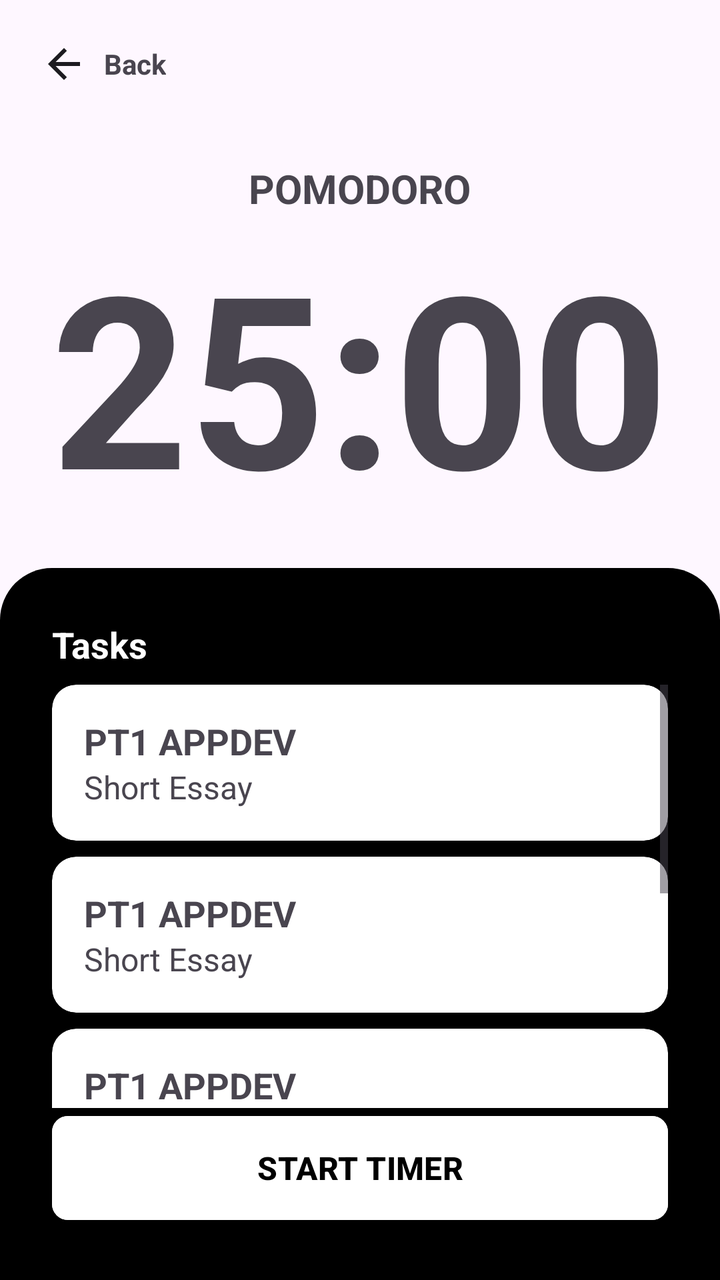
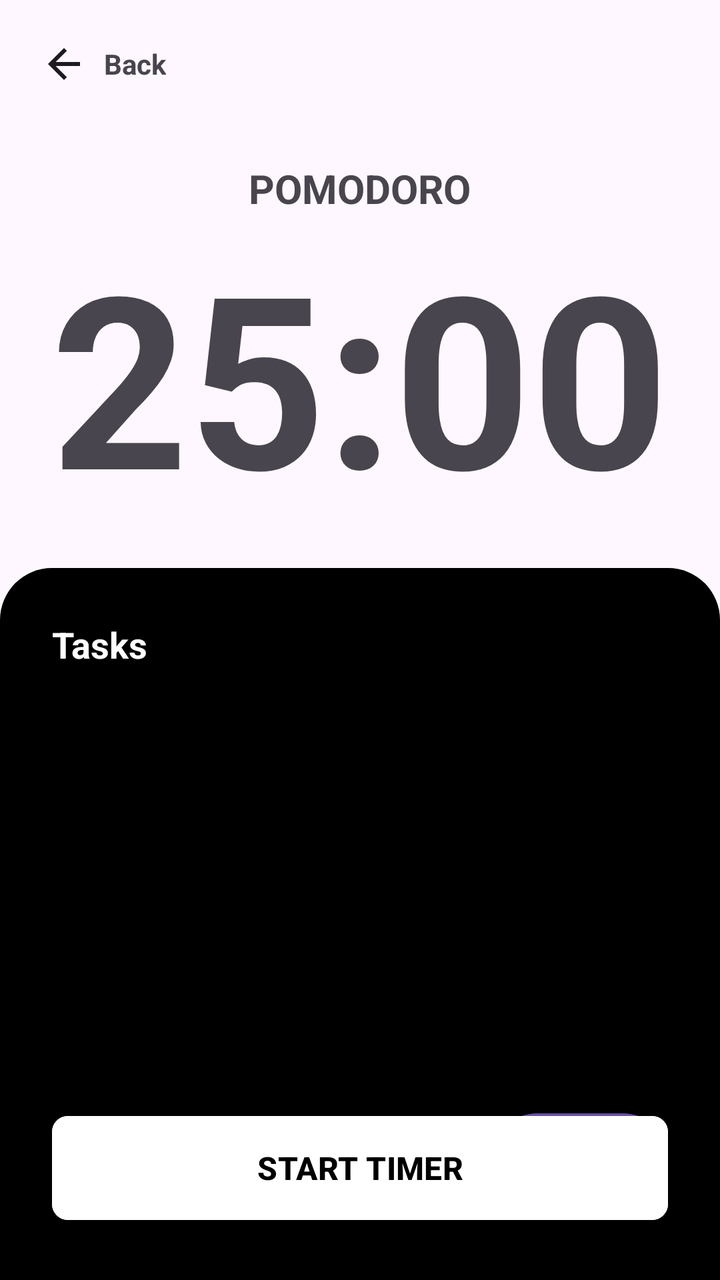

Before-and-after screenshots of an Android layout around one commit, followed by the original layout XML and the change that was made.
<!-- AndroidManifest.xml: application theme Theme.Syncly -->
<!-- res/layout/activity_pomodoro.xml -->
<?xml version="1.0" encoding="utf-8"?>
<LinearLayout xmlns:android="http://schemas.android.com/apk/res/android"
    xmlns:app="http://schemas.android.com/apk/res-auto"
    xmlns:tools="http://schemas.android.com/tools"
    android:id="@+id/main"
    android:layout_width="match_parent"
    android:layout_height="match_parent"
    android:orientation="vertical"
    tools:context=".activities.Pomodoro">
    <LinearLayout
        android:layout_width="wrap_content"
        android:layout_height="wrap_content"
        android:orientation="horizontal"
        android:gravity="center"
        android:layout_margin="20dp"
        android:id="@+id/backBtn">
        <ImageView
            android:layout_width="wrap_content"
            android:layout_height="wrap_content"
            android:src="@drawable/icon_arrow_back"
            android:layout_marginRight="8dp"/>
        <TextView
            android:layout_width="wrap_content"
            android:layout_height="wrap_content"
            android:text="Back"
            android:textStyle="bold"
            />
    </LinearLayout>
    <LinearLayout
        android:layout_width="match_parent"
        android:layout_height="220dp"
        android:orientation="vertical"
        android:gravity="center"
        >

        <TextView
            android:layout_width="wrap_content"
            android:layout_height="wrap_content"
            android:text="POMODORO"
            android:textStyle="bold"
            android:textSize="20dp"
            />
        <TextView
            android:layout_width="wrap_content"
            android:layout_height="wrap_content"
            android:text="25:00"
            android:textStyle="bold"
            android:textSize="120dp"
            />

    </LinearLayout>
    <RelativeLayout
        android:layout_width="match_parent"
        android:layout_height="match_parent"
        android:background="@drawable/bg_rounded_top_black"
        android:padding="26dp"
        >
        <TextView
            android:layout_width="wrap_content"
            android:layout_height="wrap_content"
            android:text="Tasks"
            android:textColor="@color/white"
            android:textSize="18dp"
            android:textStyle="bold"
            android:id="@+id/title"
            />
        <ScrollView
            android:layout_width="match_parent"
            android:layout_height="match_parent"
            android:layout_below="@id/title"
            android:layout_above="@id/btn"
            android:layout_marginTop="8dp">
            <LinearLayout
                android:layout_width="match_parent"
                android:layout_height="wrap_content"
                android:orientation="vertical">
                <androidx.cardview.widget.CardView
                    android:layout_width="match_parent"
                    android:layout_height="wrap_content"
                    app:cardCornerRadius="12dp"
                    android:layout_marginBottom="8dp"
                    >
                    <LinearLayout
                        android:layout_width="match_parent"
                        android:layout_height="wrap_content"
                        android:orientation="vertical"
                        android:padding="16dp">
                        <TextView
                            android:layout_width="wrap_content"
                            android:layout_height="wrap_content"
                            android:text="PT1 APPDEV"
                            android:textStyle="bold"
                            android:textSize="18dp"
                            />
                        <TextView
                            android:layout_width="wrap_content"
                            android:layout_height="wrap_content"
                            android:text="Short Essay"
                            android:textSize="16dp"
                            />
                    </LinearLayout>
                </androidx.cardview.widget.CardView>
                <androidx.cardview.widget.CardView
                    android:layout_width="match_parent"
                    android:layout_height="wrap_content"
                    app:cardCornerRadius="12dp"
                    android:layout_marginBottom="8dp"
                    >
                    <LinearLayout
                        android:layout_width="match_parent"
                        android:layout_height="wrap_content"
                        android:orientation="vertical"
                        android:padding="16dp">
                        <TextView
                            android:layout_width="wrap_content"
                            android:layout_height="wrap_content"
                            android:text="PT1 APPDEV"
                            android:textStyle="bold"
                            android:textSize="18dp"
                            />
                        <TextView
                            android:layout_width="wrap_content"
                            android:layout_height="wrap_content"
                            android:text="Short Essay"
                            android:textSize="16dp"
                            />
                    </LinearLayout>
                </androidx.cardview.widget.CardView>
                <androidx.cardview.widget.CardView
                android:layout_width="match_parent"
                android:layout_height="wrap_content"
                app:cardCornerRadius="12dp"
                android:layout_marginBottom="8dp"
                >
                    <LinearLayout
                        android:layout_width="match_parent"
                        android:layout_height="wrap_content"
                        android:orientation="vertical"
                        android:padding="16dp">
                        <TextView
                            android:layout_width="wrap_content"
                            android:layout_height="wrap_content"
                            android:text="PT1 APPDEV"
                            android:textStyle="bold"
                            android:textSize="18dp"
                            />
                        <TextView
                            android:layout_width="wrap_content"
                            android:layout_height="wrap_content"
                            android:text="Short Essay"
                            android:textSize="16dp"
                            />
                    </LinearLayout>
                </androidx.cardview.widget.CardView>
                <androidx.cardview.widget.CardView
                android:layout_width="match_parent"
                android:layout_height="wrap_content"
                app:cardCornerRadius="12dp"
                android:layout_marginBottom="8dp"
                >
                    <LinearLayout
                        android:layout_width="match_parent"
                        android:layout_height="wrap_content"
                        android:orientation="vertical"
                        android:padding="16dp">
                        <TextView
                            android:layout_width="wrap_content"
                            android:layout_height="wrap_content"
                            android:text="PT1 APPDEV"
                            android:textStyle="bold"
                            android:textSize="18dp"
                            />
                        <TextView
                            android:layout_width="wrap_content"
                            android:layout_height="wrap_content"
                            android:text="Short Essay"
                            android:textSize="16dp"
                            />
                    </LinearLayout>
                </androidx.cardview.widget.CardView>
                <androidx.cardview.widget.CardView
                    android:layout_width="match_parent"
                    android:layout_height="wrap_content"
                    app:cardCornerRadius="12dp"
                    android:layout_marginBottom="8dp"
                    >
                    <LinearLayout
                        android:layout_width="match_parent"
                        android:layout_height="wrap_content"
                        android:orientation="vertical"
                        android:padding="16dp">
                        <TextView
                            android:layout_width="wrap_content"
                            android:layout_height="wrap_content"
                            android:text="PT1 APPDEV"
                            android:textStyle="bold"
                            android:textSize="18dp"
                            />
                        <TextView
                            android:layout_width="wrap_content"
                            android:layout_height="wrap_content"
                            android:text="Short Essay"
                            android:textSize="16dp"
                            />
                    </LinearLayout>
                </androidx.cardview.widget.CardView>
            </LinearLayout>
        </ScrollView>

        <com.google.android.material.button.MaterialButton
            android:layout_width="match_parent"
            android:layout_height="60dp"
            app:cornerRadius="8dp"
            android:text="START TIMER"
            android:backgroundTint="@color/white"
            android:textColor="@color/black"
            android:textStyle="bold"
            android:textSize="16dp"
            android:layout_alignParentBottom="true"
            android:id="@+id/btn"/>

    </RelativeLayout>
</LinearLayout>
<!-- resources referenced by this layout -->
<resources>
  <color name="black">#FF000000</color>
  <color name="white">#FFFFFFFF</color>
  <!-- drawable bg_rounded_top_black (drawable) -->
  <?xml version="1.0" encoding="utf-8"?>
  <shape xmlns:android="http://schemas.android.com/apk/res/android"
      android:shape="rectangle">
  
      <solid android:color="@color/black"/>
      <corners
          android:topLeftRadius="26dp"
          android:topRightRadius="26dp"
          android:bottomLeftRadius="0dp"
          android:bottomRightRadius="0dp"/>
  
  </shape>
  <!-- drawable icon_arrow_back (drawable) -->
  <vector xmlns:android="http://schemas.android.com/apk/res/android"
      android:width="24dp"
      android:height="24dp"
      android:viewportWidth="24"
      android:viewportHeight="24">
    <path
        android:pathData="M7.825,13L13.425,18.6L12,20L4,12L12,4L13.425,5.4L7.825,11H20V13H7.825Z"
        android:fillColor="#1D1B20"/>
  </vector>
  <style name="Theme.Syncly" parent="Base.Theme.Syncly" />
  <style name="Base.Theme.Syncly" parent="Theme.Material3.DayNight.NoActionBar">
          
          
      </style>
</resources>

<!-- the commit's change to res/layout/activity_pomodoro.xml (unified diff, before → after) -->
@@ -64,149 +64,27 @@
             android:textStyle="bold"
             android:id="@+id/title"
             />
-        <ScrollView
+        <androidx.recyclerview.widget.RecyclerView
             android:layout_width="match_parent"
             android:layout_height="match_parent"
             android:layout_below="@id/title"
-            android:layout_above="@id/btn"
-            android:layout_marginTop="8dp">
-            <LinearLayout
-                android:layout_width="match_parent"
+            android:layout_above="@id/startBtnz"
+            android:id="@+id/recyclerView"
+            android:layout_marginTop="8dp"/>
+
+            <Button
+                android:layout_width="wrap_content"
                 android:layout_height="wrap_content"
-                android:orientation="vertical">
-                <androidx.cardview.widget.CardView
-                    android:layout_width="match_parent"
-                    android:layout_height="wrap_content"
-                    app:cardCornerRadius="12dp"
-                    android:layout_marginBottom="8dp"
-                    >
-                    <LinearLayout
-                        android:layout_width="match_parent"
-                        android:layout_height="wrap_content"
-                        android:orientation="vertical"
-                        android:padding="16dp">
-                        <TextView
-                            android:layout_width="wrap_content"
-                            android:layout_height="wrap_content"
-                            android:text="PT1 APPDEV"
-                            android:textStyle="bold"
-                            android:textSize="18dp"
-                            />
-                        <TextView
-                            android:layout_width="wrap_content"
-                            android:layout_height="wrap_content"
-                            android:text="Short Essay"
-                            android:textSize="16dp"
-                            />
-                    </LinearLayout>
-                </androidx.cardview.widget.CardView>
-                <androidx.cardview.widget.CardView
-                    android:layout_width="match_parent"
-                    android:layout_height="wrap_content"
-                    app:cardCornerRadius="12dp"
-                    android:layout_marginBottom="8dp"
-                    >
-                    <LinearLayout
-                        android:layout_width="match_parent"
-                        android:layout_height="wrap_content"
-                        android:orientation="vertical"
-                        android:padding="16dp">
-                        <TextView
-                            android:layout_width="wrap_content"
-                            android:layout_height="wrap_content"
-                            android:text="PT1 APPDEV"
-                            android:textStyle="bold"
-                            android:textSize="18dp"
-                            />
-                        <TextView
-                            android:layout_width="wrap_content"
-                            android:layout_height="wrap_content"
-                            android:text="Short Essay"
-                            android:textSize="16dp"
-                            />
-                    </LinearLayout>
-                </androidx.cardview.widget.CardView>
-                <androidx.cardview.widget.CardView
-                android:layout_width="match_parent"
-                android:layout_height="wrap_content"
-                app:cardCornerRadius="12dp"
+                android:text="+"
+                android:textStyle="bold"
+                android:layout_alignParentBottom="true"
+                android:paddingBottom="10dp"
+                android:textSize="22dp"
+                android:paddingRight="22dp"
+                android:layout_above="@id/startBtn"
+                android:layout_alignParentEnd="true"
                 android:layout_marginBottom="8dp"
-                >
-                    <LinearLayout
-                        android:layout_width="match_parent"
-                        android:layout_height="wrap_content"
-                        android:orientation="vertical"
-                        android:padding="16dp">
-                        <TextView
-                            android:layout_width="wrap_content"
-                            android:layout_height="wrap_content"
-                            android:text="PT1 APPDEV"
-                            android:textStyle="bold"
-                            android:textSize="18dp"
-                            />
-                        <TextView
-                            android:layout_width="wrap_content"
-                            android:layout_height="wrap_content"
-                            android:text="Short Essay"
-                            android:textSize="16dp"
-                            />
-                    </LinearLayout>
-                </androidx.cardview.widget.CardView>
-                <androidx.cardview.widget.CardView
-                android:layout_width="match_parent"
-                android:layout_height="wrap_content"
-                app:cardCornerRadius="12dp"
-                android:layout_marginBottom="8dp"
-                >
-                    <LinearLayout
-                        android:layout_width="match_parent"
-                        android:layout_height="wrap_content"
-                        android:orientation="vertical"
-                        android:padding="16dp">
-                        <TextView
-                            android:layout_width="wrap_content"
-                            android:layout_height="wrap_content"
-                            android:text="PT1 APPDEV"
-                            android:textStyle="bold"
-                            android:textSize="18dp"
-                            />
-                        <TextView
-                            android:layout_width="wrap_content"
-                            android:layout_height="wrap_content"
-                            android:text="Short Essay"
-                            android:textSize="16dp"
-                            />
-                    </LinearLayout>
-                </androidx.cardview.widget.CardView>
-                <androidx.cardview.widget.CardView
-                    android:layout_width="match_parent"
-                    android:layout_height="wrap_content"
-                    app:cardCornerRadius="12dp"
-                    android:layout_marginBottom="8dp"
-                    >
-                    <LinearLayout
-                        android:layout_width="match_parent"
-                        android:layout_height="wrap_content"
-                        android:orientation="vertical"
-                        android:padding="16dp">
-                        <TextView
-                            android:layout_width="wrap_content"
-                            android:layout_height="wrap_content"
-                            android:text="PT1 APPDEV"
-                            android:textStyle="bold"
-                            android:textSize="18dp"
-                            />
-                        <TextView
-                            android:layout_width="wrap_content"
-                            android:layout_height="wrap_content"
-                            android:text="Short Essay"
-                            android:textSize="16dp"
-                            />
-                    </LinearLayout>
-                </androidx.cardview.widget.CardView>
-            </LinearLayout>
-        </ScrollView>
-
+                />
         <com.google.android.material.button.MaterialButton
             android:layout_width="match_parent"
             android:layout_height="60dp"
@@ -217,7 +95,7 @@
             android:textStyle="bold"
             android:textSize="16dp"
             android:layout_alignParentBottom="true"
-            android:id="@+id/btn"/>
+            android:id="@+id/startBtn"/>
 
     </RelativeLayout>
 </LinearLayout>
